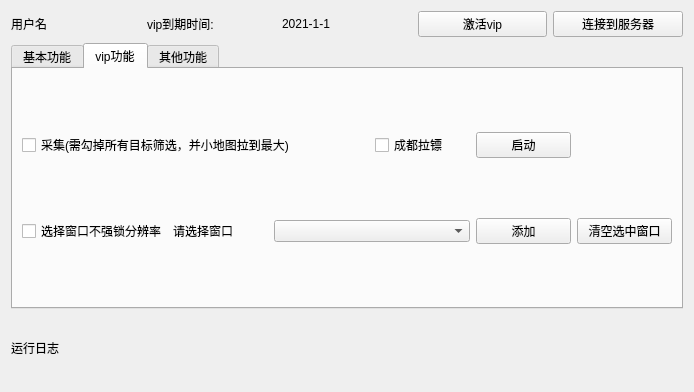
nathonNot/game_robot, file qt_ui/main.ui: the form before one commit.
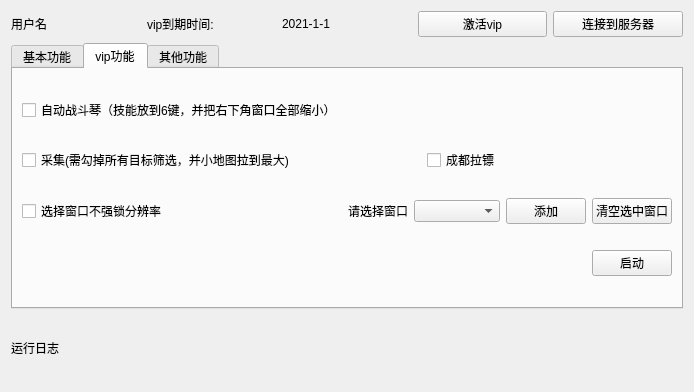
The form after the commit.

Commit message: 增加自动战斗琴功能

```diff
--- a/qt_ui/main.ui
+++ b/qt_ui/main.ui
@@ -125,52 +125,59 @@
        <string>vip功能</string>
       </attribute>
       <layout class="QGridLayout" name="gridLayout_3">
-       <item row="0" column="0" colspan="3">
+       <item row="2" column="5">
+        <widget class="QPushButton" name="bt_clear_main_hwnd">
+         <property name="text">
+          <string>清空选中窗口</string>
+         </property>
+        </widget>
+       </item>
+       <item row="1" column="0" colspan="3">
         <widget class="QCheckBox" name="cb_caiji">
          <property name="text">
           <string>采集(需勾掉所有目标筛选，并小地图拉到最大)</string>
          </property>
         </widget>
        </item>
-       <item row="1" column="0">
-        <widget class="QCheckBox" name="cb_main_win">
-         <property name="text">
-          <string>选择窗口不强锁分辨率</string>
-         </property>
-        </widget>
-       </item>
-       <item row="1" column="1">
-        <widget class="QLabel" name="lb_hwnd_list">
-         <property name="text">
-          <string>请选择窗口</string>
-         </property>
-        </widget>
-       </item>
-       <item row="1" column="2" colspan="2">
-        <widget class="QComboBox" name="cbb_main_win"/>
-       </item>
-       <item row="1" column="4">
+       <item row="2" column="4">
         <widget class="QPushButton" name="bt_add_hwnd">
          <property name="text">
           <string>添加</string>
          </property>
         </widget>
        </item>
-       <item row="1" column="5">
-        <widget class="QPushButton" name="bt_clear_main_hwnd">
+       <item row="2" column="2" colspan="2">
+        <widget class="QComboBox" name="cbb_main_win"/>
+       </item>
+       <item row="2" column="1">
+        <widget class="QLabel" name="lb_hwnd_list">
          <property name="text">
-          <string>清空选中窗口</string>
+          <string>请选择窗口</string>
          </property>
         </widget>
        </item>
-       <item row="0" column="3">
+       <item row="2" column="0">
+        <widget class="QCheckBox" name="cb_main_win">
+         <property name="text">
+          <string>选择窗口不强锁分辨率</string>
+         </property>
+        </widget>
+       </item>
+       <item row="1" column="3">
         <widget class="QCheckBox" name="cb_labiao">
          <property name="text">
           <string>成都拉镖</string>
          </property>
         </widget>
        </item>
-       <item row="0" column="4">
+       <item row="0" column="0">
+        <widget class="QCheckBox" name="cb_tanqin">
+         <property name="text">
+          <string>自动战斗琴（技能放到6键，并把右下角窗口全部缩小）</string>
+         </property>
+        </widget>
+       </item>
+       <item row="3" column="5">
         <widget class="QPushButton" name="bt_start_up">
          <property name="text">
           <string>启动</string>
```
The commit also changes 5 other files.
